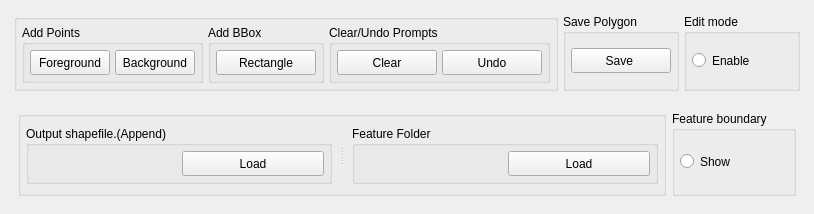
The window that ui/Selector.ui (coolzhao/Geo-SAM) describes before a commit, drawn with Qt 5.
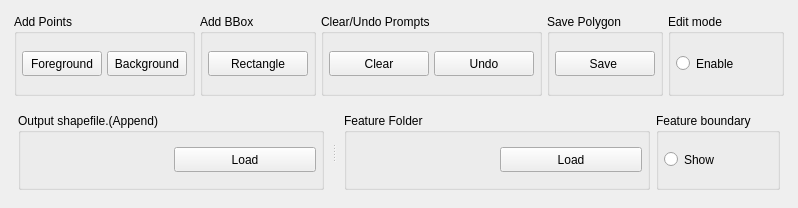
The same window after the commit. Custom widgets are drawn as their Qt base class.

What changed in the file:
```diff
--- a/ui/Selector.ui
+++ b/ui/Selector.ui
@@ -22,31 +22,7 @@
         <property name="toolTip">
          <string>Shortcut: C</string>
         </property>
-        <layout class="QHBoxLayout" name="horizontalLayout_3" stretch="5,1,1">
-         <property name="spacing">
-          <number>5</number>
-         </property>
-         <property name="leftMargin">
-          <number>5</number>
-         </property>
-         <property name="topMargin">
-          <number>5</number>
-         </property>
-         <property name="rightMargin">
-          <number>5</number>
-         </property>
-         <property name="bottomMargin">
-          <number>5</number>
-         </property>
-         <item>
-          <widget class="QGroupBox" name="PromptSelector">
-           <property name="sizePolicy">
-            <sizepolicy hsizetype="Preferred" vsizetype="Preferred">
-             <horstretch>0</horstretch>
-             <verstretch>0</verstretch>
-            </sizepolicy>
-           </property>
-           <layout class="QHBoxLayout" name="horizontalLayout_5" stretch="2,1,2">
+        <layout class="QHBoxLayout" name="horizontalLayout_3" stretch="2,1,2,1,1">
             <property name="spacing">
              <number>5</number>
             </property>
@@ -259,9 +235,6 @@
               </layout>
              </widget>
             </item>
-           </layout>
-          </widget>
-         </item>
          <item>
           <widget class="QGroupBox" name="PolygonGroupBox">
            <property name="title">
@@ -363,14 +336,8 @@
       <item>
        <widget class="QFrame" name="Bottom">
         <layout class="QHBoxLayout" name="Bottom_row" stretch="6,1">
-         <item>
-          <widget class="QGroupBox" name="DirGroupBox">
-           <layout class="QHBoxLayout" name="horizontalLayout">
-            <property name="leftMargin">
-             <number>5</number>
-            </property>
-            <property name="rightMargin">
-             <number>5</number>
+         <property name="topMargin">
+          <number>6</number>
             </property>
             <item>
              <widget class="QSplitter" name="splitterBottom">
@@ -468,9 +435,6 @@
                 </item>
                </layout>
               </widget>
-             </widget>
-            </item>
-           </layout>
           </widget>
          </item>
          <item>
```
Left out of the diff: 3 changed lines with no effect on the pictures. Lines whose indentation alone changed are shown as unchanged.
